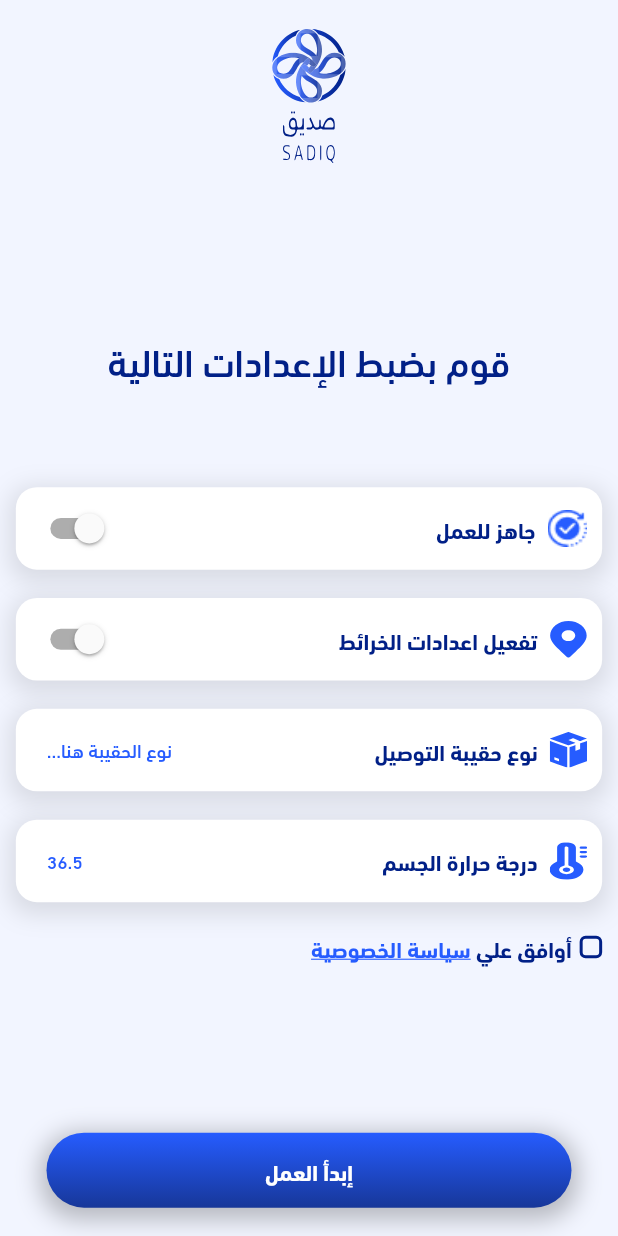
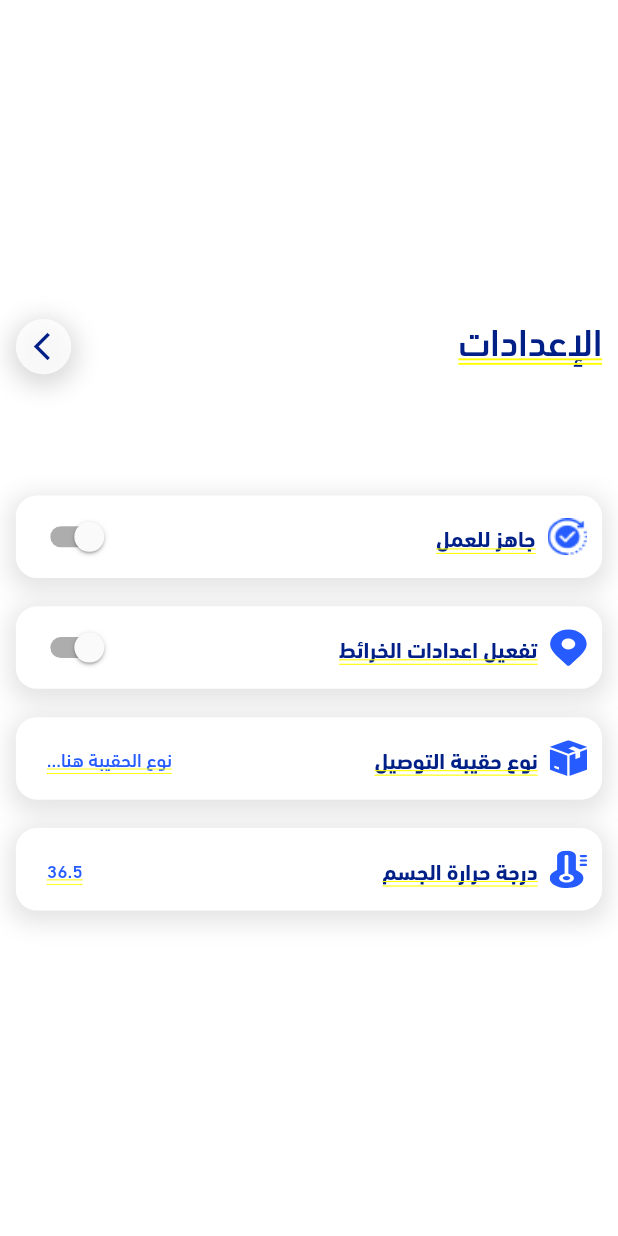
Before and after one commit to AhmedMahhmoud/Sadiq, a Flutter app: the SettingScreen screen opened by its route, on a phone screen of 412 x 824 dp. Run offline on Flutter 3.47's test engine with Material 3 defaults, Android fonts, the light colour scheme and no system bars; our stand-ins replace animate_do, bloc, easy_localization, easy_stepper, equatable, flutter_bloc and 5 more; missing offline and left inert: cupertino_battery_indicator, wheel_picker.

Commit message:
setting in profile

```diff
--- a/lib/Features/Profile/Screen/profile.dart
+++ b/lib/Features/Profile/Screen/profile.dart
@@ -7,6 +7,7 @@ import '../../../Core/Theme/Colors/app_colors.dart';
 import '../../../Core/Theme/text/text_style.dart';
 import '../../../Routes/route_naviation_service.dart';
 import '../../Earnings/screen/earnings.dart';
+import '../../Setting/View/Screen/setting.dart';
 import '../Widgets/contact_details_card.dart';
 import '../Widgets/profile_card.dart';
 import '../Widgets/profile_tile.dart';
@@ -176,7 +177,9 @@ class ProfileScreen extends StatelessWidget {
             title: 'الإعدادات',
             icon: SvgAssetsPaths.setting,
             iconSize: const Size(22, 22),
-            onClick: () {},
+            onClick: () {
+              RouteNavService.navigateToPage(const SettingScreen(), context);
+            },
           ),
           ProfileTile(
             title: 'الشروط و الأحكام',
--- a/lib/Features/Setting/View/Screen/setting.dart
+++ b/lib/Features/Setting/View/Screen/setting.dart
@@ -4,6 +4,7 @@ import 'package:flutter_screenutil/flutter_screenutil.dart';
 import 'package:sadiq/Core/Paths/svg_icons_paths.dart';
 import 'package:wheel_picker/wheel_picker.dart';
 import '../../../../Core/Paths/image_paths.dart';
+import '../../../../Core/Shared/ui/buttons/back_btn.dart';
 import '../../../../Core/Shared/ui/buttons/rounded/rounded_button.dart';
 import '../../../../Core/Shared/ui/images/app_logo_with_title.dart';
 
@@ -15,23 +16,19 @@ import '../cubit/setting_cubit.dart';
 import '../widgets/setting_card.dart';
 
 class SettingScreen extends StatelessWidget {
-  const SettingScreen({super.key});
+  final bool inAppStart;
+  const SettingScreen({super.key, this.inAppStart = false});
 
   @override
   Widget build(BuildContext context) {
     return BlocBuilder<SettingCubit, SettingState>(
       builder: (context, state) {
         final settingCubit = context.read<SettingCubit>();
-        return Scaffold(
-          backgroundColor: const Color(0xfff2f5ff),
-          body: Container(
-            padding: EdgeInsets.symmetric(horizontal: 10.w, vertical: 10.h),
-            width: MediaQuery.sizeOf(context).width,
-            height: MediaQuery.sizeOf(context).height,
-            child: Column(
+        return Column(
           mainAxisAlignment: MainAxisAlignment.spaceBetween,
           children: [
-                Container(
+            inAppStart
+                ? Container(
                     color: const Color(0xfff2f5ff),
                     child: const Center(
                       child: SizedBox(
@@ -41,15 +38,41 @@ class SettingScreen extends StatelessWidget {
                         ),
                       ),
                     ),
-                ),
-                Column(
+                  )
+                : const SizedBox(),
+            Padding(
+              padding: EdgeInsets.symmetric(horizontal: 10.w, vertical: 10.h),
+              child: Column(
                 children: [
-                    Text(
+                  inAppStart
+                      ? Text(
                           'قوم بضبط الإعدادات التالية',
                           style: AppTextStyle.headline.copyWith(
                             color: AppColors.secondaryColor,
                             fontWeight: FontWeight.w500,
                           ),
+                        )
+                      : Row(
+                          mainAxisAlignment: MainAxisAlignment.spaceBetween,
+                          crossAxisAlignment: CrossAxisAlignment.start,
+                          children: [
+                            Column(
+                              children: [
+                                SizedBox(height: 5.h),
+                                Text(
+                                  'الإعدادات',
+                                  style: AppTextStyle.headline.copyWith(
+                                      color: AppColors.secondaryColor,
+                                      fontWeight: FontWeight.w500),
+                                ),
+                              ],
+                            ),
+                            const BackBtn(
+                              height: 35,
+                              iconSize: 22,
+                              width: 35,
+                            ),
+                          ],
                         ),
                   SizedBox(height: 35.h),
                   SettingCard(
@@ -125,7 +148,8 @@ class SettingScreen extends StatelessWidget {
                     ),
                   ),
                   SizedBox(height: 10.h),
-                    Row(
+                  inAppStart
+                      ? Row(
                           mainAxisAlignment: MainAxisAlignment.start,
                           children: [
                             const LoginCheckmark(),
@@ -146,10 +170,13 @@ class SettingScreen extends StatelessWidget {
                               ),
                             ),
                           ],
-                    ),
+                        )
+                      : const SizedBox(),
                 ],
               ),
-                RoundedButton(
+            ),
+            inAppStart
+                ? RoundedButton(
                     onPressed: () {
                       Navigator.pushNamedAndRemoveUntil(
                           context, '/home', (route) => false);
@@ -160,10 +187,9 @@ class SettingScreen extends StatelessWidget {
                       fontSize: 14.sp,
                       fontWeight: FontWeight.w700,
                     ),
-                ),
+                  )
+                : const SizedBox(),
           ],
-            ),
-          ),
         );
       },
     );
```
Lines whose indentation alone changed are shown as unchanged.
